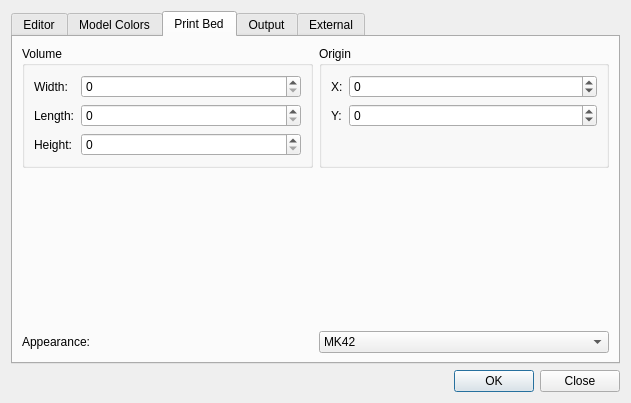
Old version of the form src/ui/preferences.ui in the repository GilesBathgate/RapCAD.
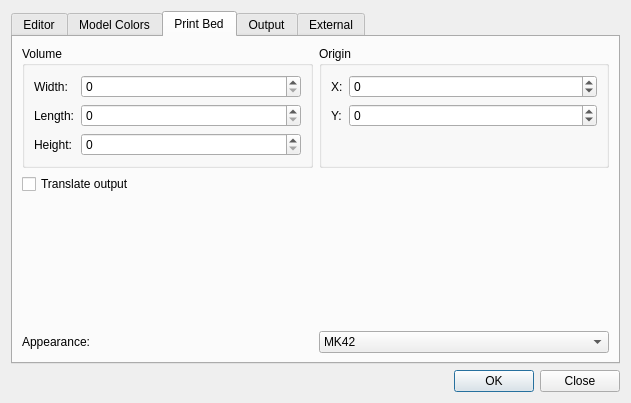
New version of the form. The open tabs and pages were chosen to show the change.

Commit message: Implemented translate output in export

```diff
--- a/src/ui/preferences.ui
+++ b/src/ui/preferences.ui
@@ -387,6 +387,13 @@
            </item>
           </layout>
          </item>
+         <item>
+          <widget class="QCheckBox" name="translateCheckBox">
+           <property name="text">
+            <string>Translate output</string>
+           </property>
+          </widget>
+         </item>
          <item>
           <spacer name="printBedVerticalSpacer">
            <property name="orientation">
```
The commit also changes 6 other files.
